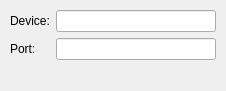
The window that kstars/tools/argsetportindi.ui (KDE/kstars) describes before a commit, drawn with Qt 5.
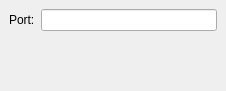
The same window after the commit.

Diff of the .ui file:
```diff
--- a/kstars/tools/argsetportindi.ui
+++ b/kstars/tools/argsetportindi.ui
@@ -14,39 +14,29 @@
   </property>
   <layout class="QVBoxLayout" >
    <property name="margin" >
-    <number>10</number>
+    <number>9</number>
    </property>
    <property name="spacing" >
     <number>6</number>
    </property>
    <item>
-    <layout class="QGridLayout" >
+    <layout class="QHBoxLayout" >
      <property name="margin" >
       <number>0</number>
      </property>
      <property name="spacing" >
       <number>6</number>
      </property>
-     <item row="0" column="0" >
-      <widget class="QLabel" name="textLabel1" >
-       <property name="text" >
-        <string>Device:</string>
-       </property>
-      </widget>
-     </item>
-     <item row="1" column="0" >
+     <item>
       <widget class="QLabel" name="textLabel1_2" >
        <property name="text" >
         <string>Port:</string>
        </property>
       </widget>
      </item>
-     <item row="1" column="1" >
+     <item>
       <widget class="QLineEdit" name="devicePort" />
      </item>
-     <item row="0" column="1" >
-      <widget class="QLineEdit" name="deviceName" />
-     </item>
     </layout>
    </item>
    <item>
```
